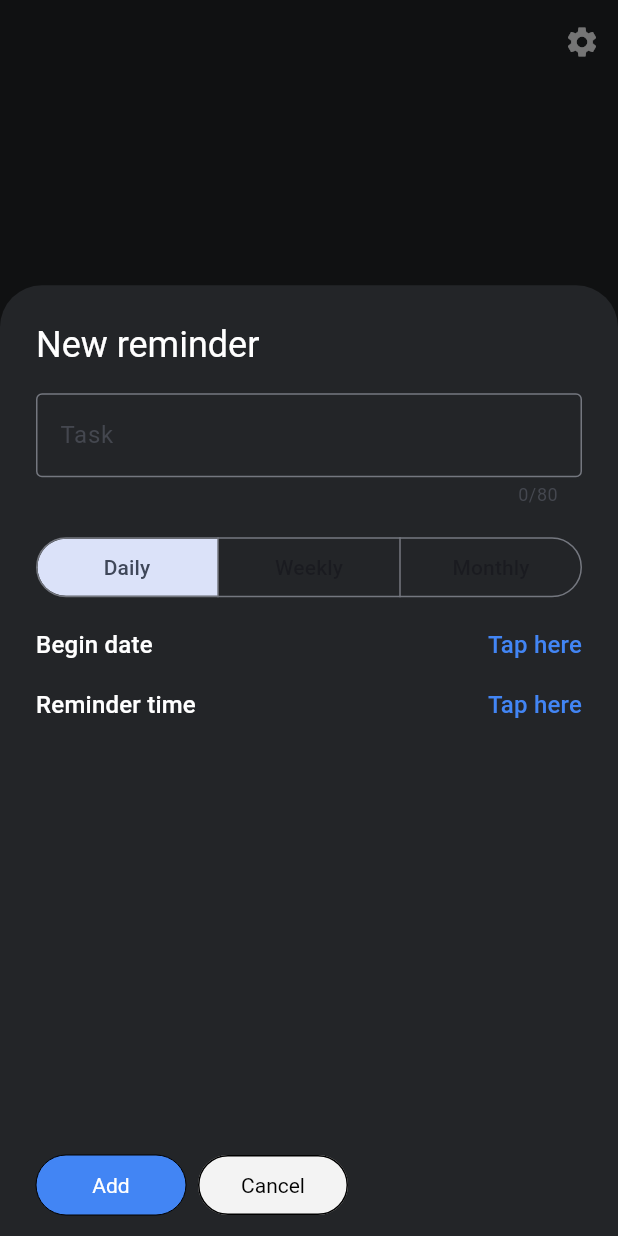
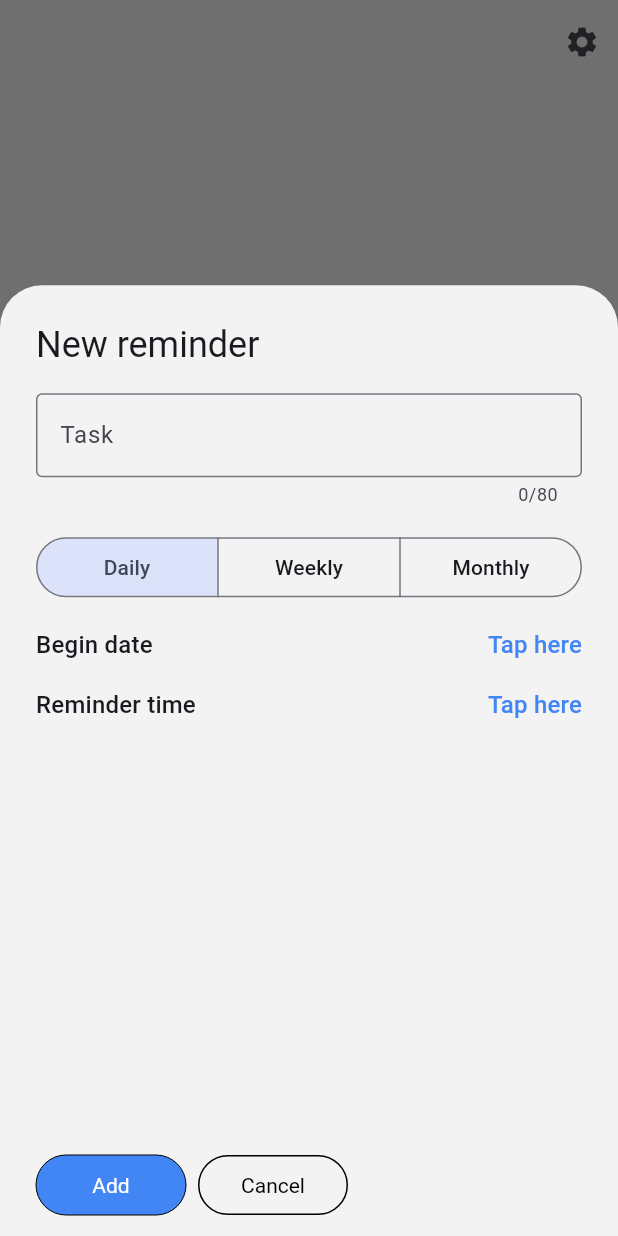
Before and after one commit to YoanMen/RecurAlarm, a Flutter app: the screen it shows after launch, after a tap on the "add" icon, on a phone screen of 412 x 824 dp. Run offline on Flutter 3.47's test engine with Material 2 defaults, Android fonts, the light colour scheme and no system bars; our stand-ins replace awesome_notifications, flutter_riverpod, fluttertoast, go_router, shared_preferences, sqflite; missing offline and left inert: workmanager; accounts and stored records are empty; generated files the repository leaves out were written again.

Commit message:
dark mode implement

```diff
--- a/lib/main.dart
+++ b/lib/main.dart
@@ -2,6 +2,7 @@ import 'package:awesome_notifications/awesome_notifications.dart';
 import 'package:flutter/material.dart';
 import 'package:flutter_localizations/flutter_localizations.dart';
 import 'package:flutter_riverpod/flutter_riverpod.dart';
+import 'package:recurring_alarm/presentation/settings/viewmodel/settings_viewmodel.dart';
 import 'package:recurring_alarm/services/notification_services.dart';
 import 'package:recurring_alarm/routing/app_routes.dart';
 import 'package:recurring_alarm/services/background_services.dart';
@@ -41,19 +42,27 @@ Future<void> main() async {
   );
 }
 
-class MainApp extends StatelessWidget {
+class MainApp extends ConsumerWidget {
   const MainApp({super.key});
 
   @override
-  Widget build(BuildContext context) {
-    return MaterialApp.router(localizationsDelegates: const [
-      AppLocalizations.delegate,
-      GlobalMaterialLocalizations.delegate,
-      GlobalWidgetsLocalizations.delegate,
-    ], supportedLocales: const [
-      Locale('en'),
-      Locale('fr'),
-    ], routerConfig: router, theme: CustomTheme.darkTheme(context));
+  Widget build(BuildContext context, WidgetRef ref) {
+    return MaterialApp.router(
+        localizationsDelegates: const [
+          AppLocalizations.delegate,
+          GlobalMaterialLocalizations.delegate,
+          GlobalWidgetsLocalizations.delegate,
+        ],
+        supportedLocales: const [
+          Locale('en'),
+          Locale('fr'),
+        ],
+        routerConfig: router,
+        themeMode: ref.watch(settingViewModel).darkMode.value
+            ? ThemeMode.dark
+            : ThemeMode.light,
+        darkTheme: CustomTheme.darkTheme(context),
+        theme: CustomTheme.lightTheme(context));
   }
 }
 
--- a/lib/presentation/reminder/screens/editing/editing_screen.dart
+++ b/lib/presentation/reminder/screens/editing/editing_screen.dart
@@ -67,7 +67,10 @@ Future editReminderBottomSheet(BuildContext context) {
                                       .confirmDelete,
                                   title: AppLocalizations.of(context)!
                                       .deleteReminder),
-                              icon: const Icon(Icons.delete),
+                              icon: Icon(
+                                Icons.delete,
+                                color: Theme.of(context).colorScheme.error,
+                              ),
                             )
                           ],
                         ),
--- a/lib/presentation/reminder/widgets/landing/reminder_card.dart
+++ b/lib/presentation/reminder/widgets/landing/reminder_card.dart
@@ -61,9 +61,12 @@ class ReminderCard extends ConsumerWidget {
                         style: const TextStyle(fontSize: 14)),
                   ),
                   if (reminder.reminderType != ReminderType.daily)
-                    Text(
-                      _shortDayString(reminder.days, context),
-                      style: const TextStyle(fontSize: 14),
+                    Opacity(
+                      opacity: 0.40,
+                      child: Text(
+                        _shortDayString(reminder.days, context),
+                        style: const TextStyle(fontSize: 14),
+                      ),
                     ),
                 ],
               ),
--- a/lib/presentation/reminder/widgets/reminder_type_selection.dart
+++ b/lib/presentation/reminder/widgets/reminder_type_selection.dart
@@ -19,8 +19,10 @@ class ReminderTypeSelection extends ConsumerWidget {
           segments: [
             ButtonSegment(
               value: ReminderType.daily,
-              label:
-                  FittedBox(child: Text(AppLocalizations.of(context)!.daily)),
+              label: FittedBox(
+                  child: Text(
+                AppLocalizations.of(context)!.daily,
+              )),
             ),
             ButtonSegment(
               value: ReminderType.weekly,
--- a/lib/theme/custom_theme.dart
+++ b/lib/theme/custom_theme.dart
@@ -44,6 +44,18 @@ class CustomTheme {
 
   static ThemeData darkTheme(BuildContext context) {
     return ThemeData(
+        dialogBackgroundColor: Colors.white,
+        primaryColor: Colors.white,
+        segmentedButtonTheme: SegmentedButtonThemeData(
+            style: ButtonStyle(
+                backgroundColor: MaterialStateProperty.resolveWith<Color>(
+                    (Set<MaterialState> states) {
+                  if (states.contains(MaterialState.selected)) {
+                    return Palette.primaryColor.withOpacity(0.40);
+                  }
+                  return Palette.blackColor;
+                }),
+                foregroundColor: const MaterialStatePropertyAll(Colors.white))),
         primaryTextTheme: Typography().white,
         textTheme: Typography().white,
         useMaterial3: true,
@@ -51,23 +63,29 @@ class CustomTheme {
         scaffoldBackgroundColor: Palette.blackColor,
         canvasColor: Palette.scaffoldColor,
         timePickerTheme: const TimePickerThemeData(
-          dialBackgroundColor: Colors.white,
-          hourMinuteColor: Colors.white,
-          elevation: 0,
-          backgroundColor: Palette.scaffoldColor,
+          dialTextColor: Palette.scaffoldColor,
+          entryModeIconColor: Palette.scaffoldColor,
+          dayPeriodTextColor: Palette.scaffoldColor,
+          hourMinuteTextColor: Palette.scaffoldColor,
+          dialBackgroundColor: Palette.blackColor,
+          hourMinuteColor: Palette.blackColor,
+          elevation: 1,
+          backgroundColor: Palette.blackColor,
         ),
         dialogTheme: const DialogTheme(
           elevation: 0,
-          backgroundColor: Palette.scaffoldColor,
+          backgroundColor: Palette.blackColor,
         ),
         appBarTheme: const AppBarTheme(
-            foregroundColor: Colors.white,
+            foregroundColor: Palette.scaffoldColor,
             systemOverlayStyle: SystemUiOverlayStyle.dark,
             backgroundColor: Colors.transparent),
         datePickerTheme: const DatePickerThemeData(
-            elevation: 0,
-            backgroundColor: Palette.scaffoldColor,
-            headerBackgroundColor: Colors.white),
+            headerForegroundColor: Palette.scaffoldColor,
+            elevation: 1,
+            dayForegroundColor: MaterialStatePropertyAll(Palette.scaffoldColor),
+            backgroundColor: Palette.blackColor,
+            headerBackgroundColor: Palette.blackColor),
         cardTheme: const CardTheme(elevation: 0.5, color: Palette.blackColor),
         bottomSheetTheme: const BottomSheetThemeData(
             modalBackgroundColor: Palette.blackColor,
```
